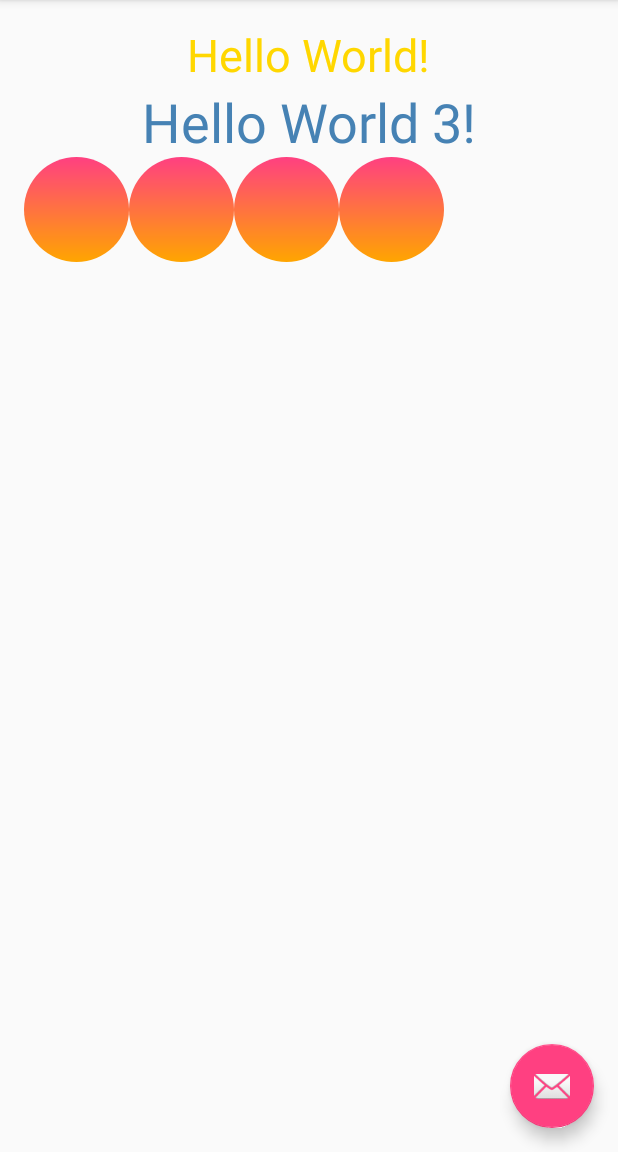
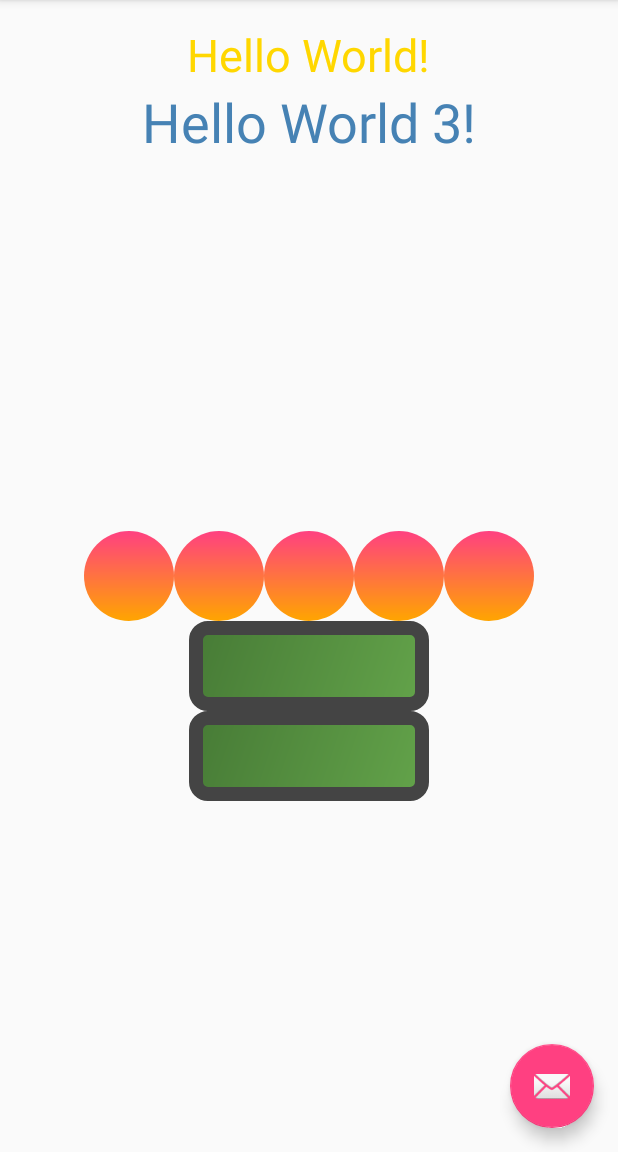
Before and after one commit to MattMarshallian/MyTutorials, an Android app: the screen it shows after launch (MainActivity), on a phone screen of 412 x 824 dp, the part 84-1236 px from its top. Run offline under Robolectric (Android 15) with nearby library versions, the phone set to English and light mode, and no system bars.

Commit message:
bez znaczenia

```diff
--- /dev/null
+++ b/MyImageView/app/src/main/res/drawable/rectangle.xml
@@ -0,0 +1,16 @@
+<?xml version="1.0" encoding="utf-8"?>
+<shape xmlns:android="http://schemas.android.com/apk/res/android"
+    android:shape="rectangle">
+    <solid android:color="#199fff"/>
+    <corners
+        android:radius="8dp"
+        />
+    <stroke
+        android:width="9dp"
+        android:color="#444444"/>
+    <gradient
+        android:angle="135"
+        android:startColor="#FF63a34a"
+        android:endColor="#FF477b36"
+        android:type="linear"/>
+</shape>
--- a/MyImageView/app/src/main/res/layout/content_main.xml
+++ b/MyImageView/app/src/main/res/layout/content_main.xml
@@ -39,10 +39,12 @@
         />
 
     <LinearLayout
-        android:layout_width="match_parent"
+        android:layout_width="wrap_content"
         android:layout_height="wrap_content"
-        android:layout_below="@id/secondText"
-        android:orientation="horizontal">
+        android:id="@+id/topView"
+
+        android:orientation="horizontal"
+        android:layout_centerInParent="true" >
 
         <View
             android:layout_width="@dimen/radius"
@@ -64,8 +66,30 @@
             android:layout_height="@dimen/radius"
             android:background="@drawable/circle" />
 
+        <View
+            android:layout_width="@dimen/radius"
+            android:layout_height="@dimen/radius"
+            android:background="@drawable/circle" />
+    </LinearLayout>
+
+    <LinearLayout
+        android:layout_width="wrap_content"
+        android:layout_height="wrap_content"
+        android:layout_centerHorizontal="true"
+        android:layout_below="@id/topView"
+        android:orientation="vertical" >
+
+        <View
+            android:layout_width="@dimen/horiz"
+            android:layout_height="@dimen/radius"
+            android:background="@drawable/rectangle"/>
+
+        <View
+            android:layout_width="@dimen/horiz"
+            android:layout_height="@dimen/radius"
+            android:background="@drawable/rectangle"/>
+
     </LinearLayout>
 
 
-
 </RelativeLayout>
--- a/MyImageView/app/src/main/res/values/dimens.xml
+++ b/MyImageView/app/src/main/res/values/dimens.xml
@@ -3,5 +3,6 @@
     <dimen name="activity_horizontal_margin">16dp</dimen>
     <dimen name="activity_vertical_margin">16dp</dimen>
     <dimen name="fab_margin">16dp</dimen>
-    <dimen name="radius">70dp</dimen>
+    <dimen name="radius">60dp</dimen>
+    <dimen name="horiz">160dp</dimen>
 </resources>
```
